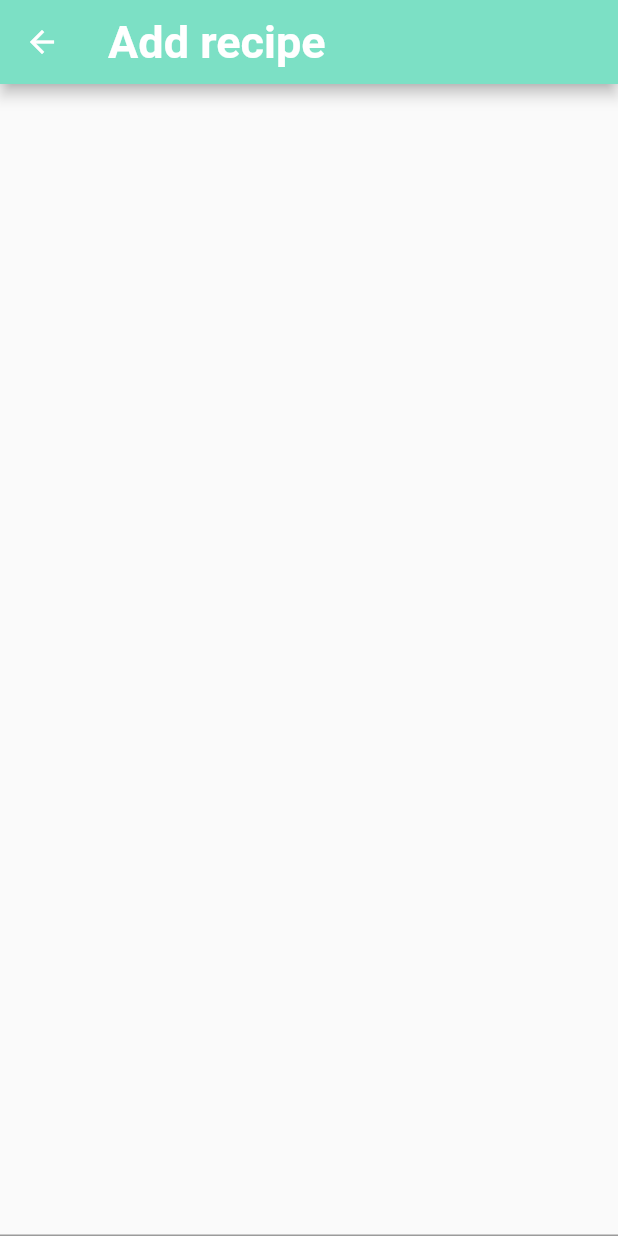
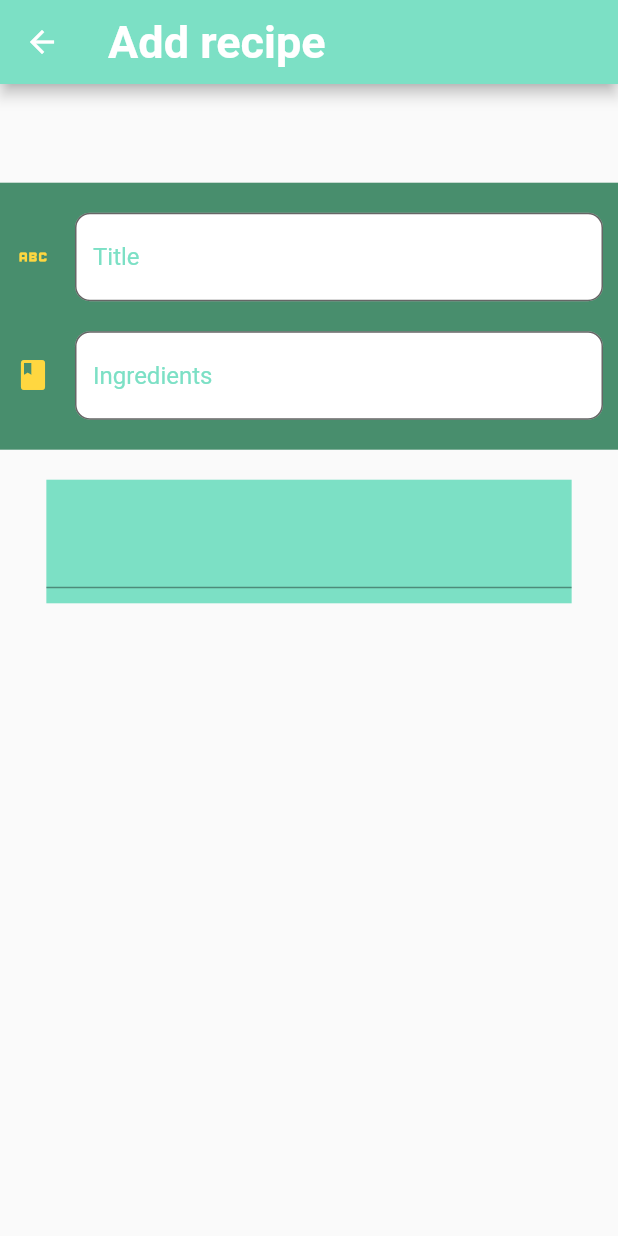
Before and after one commit to nureddinelmas/Recept_App, a Flutter app: the AddRecipe screen opened directly, on a phone screen of 412 x 824 dp. Run offline on Flutter 3.47's test engine with Material 2 defaults, Android fonts, the phone set to English and light mode, and no system bars; our stand-ins replace carousel_slider, cloud_firestore, firebase_auth, firebase_core, webview_flutter; missing offline and left inert: staggered_grid_view_flutter; accounts and stored records are empty; network calls fail.

Commit message:
decoratedTextFields

```diff
--- a/lib/screens/add_recipe.dart
+++ b/lib/screens/add_recipe.dart
@@ -6,6 +6,9 @@ class AddRecipe extends StatelessWidget {
 
   @override
   Widget build(BuildContext context) {
+    final double height = MediaQuery.of(context).size.height;
+    final double width = MediaQuery.of(context).size.width;
+
     return Scaffold(
       appBar: AppBar(
         backgroundColor: mrBackgroundColor,
@@ -17,15 +20,96 @@ class AddRecipe extends StatelessWidget {
           ),
         ),
       ),
-      body: LayoutBuilder(
-        builder: (context, constraints) {
-          return SizedBox(
-              child: TextField(
-            expands: true,
-            maxLines: null,
-          ));
-        },
+      body: Container(
+        height: height * 0.50,
+        width: width,
+        child: Center(
+          child: Container(
+            child: Column(
+              mainAxisSize: MainAxisSize.min,
+              children: [
+                Container(
+                  padding: const EdgeInsets.symmetric(vertical: 10.0),
+                  color: mrGreenColor,
+                  child: Column(
+                    children: [
+                      Padding(
+                        padding: const EdgeInsets.all(10),
+                        child: TextField(
+                          decoration: InputDecoration(
+                            filled: true,
+                            fillColor: Colors.white,
+                            icon: Icon(
+                              Icons.abc,
+                              color: Colors.amberAccent,
+                            ),
+                            hintText: 'Title',
+                            hintStyle: TextStyle(color: mrBackgroundColor),
+                            border: OutlineInputBorder(
+                              borderRadius: BorderRadius.all(
+                                Radius.circular(10),
+                              ),
+                            ),
+                          ),
+                        ),
+                      ),
+                      Padding(
+                        padding: const EdgeInsets.all(10),
+                        child: TextField(
+                          maxLines: null,
+                          decoration: InputDecoration(
+                            filled: true,
+                            fillColor: Colors.white,
+                            icon: Icon(
+                              Icons.book,
+                              color: Colors.amberAccent,
+                            ),
+                            hintText: 'Ingredients',
+                            hintStyle: TextStyle(color: mrBackgroundColor),
+                            border: OutlineInputBorder(
+                              borderRadius: BorderRadius.all(
+                                Radius.circular(10),
+                              ),
+                            ),
+                          ),
+                        ),
+                      ),
+                    ],
+                  ),
+                ),
+                SizedBox(
+                  height: 10,
+                ),
+                SizedBox(
+                  height: 10,
+                ),
+                Container(
+                  height: height * 0.1,
+                  width: width * 0.85,
+                  padding: const EdgeInsets.symmetric(vertical: 10.0),
+                  color: mrBackgroundColor,
+                  child: Expanded(
+                    child: TextField(
+                      expands: true,
+                      maxLines: null,
+                    ),
+                  ),
+                ),
+              ],
+            ),
+          ),
+        ),
       ),
     );
   }
 }
+
+// LayoutBuilder(
+//         builder: (context, constraints) {
+//           SizedBox(
+//             height: constraints.maxHeight / 2,
+//             width: constraints.maxWidth / 0.8,
+//             child: TextField(
+//               expands: true,
+//              maxLines: null,
+//             ),
```
